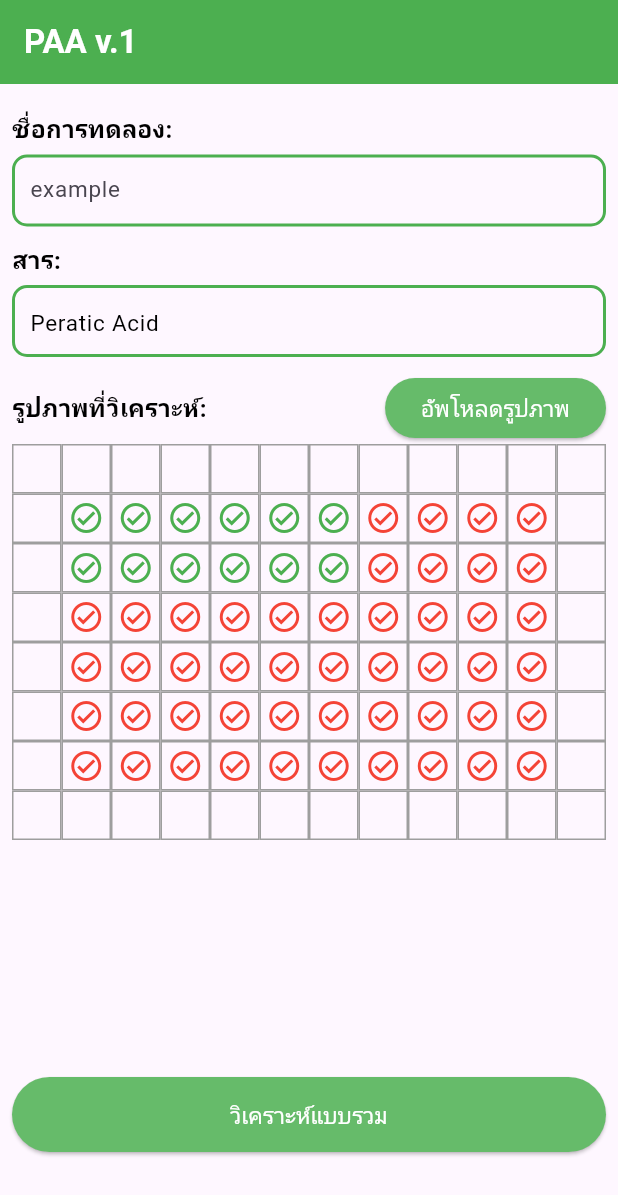
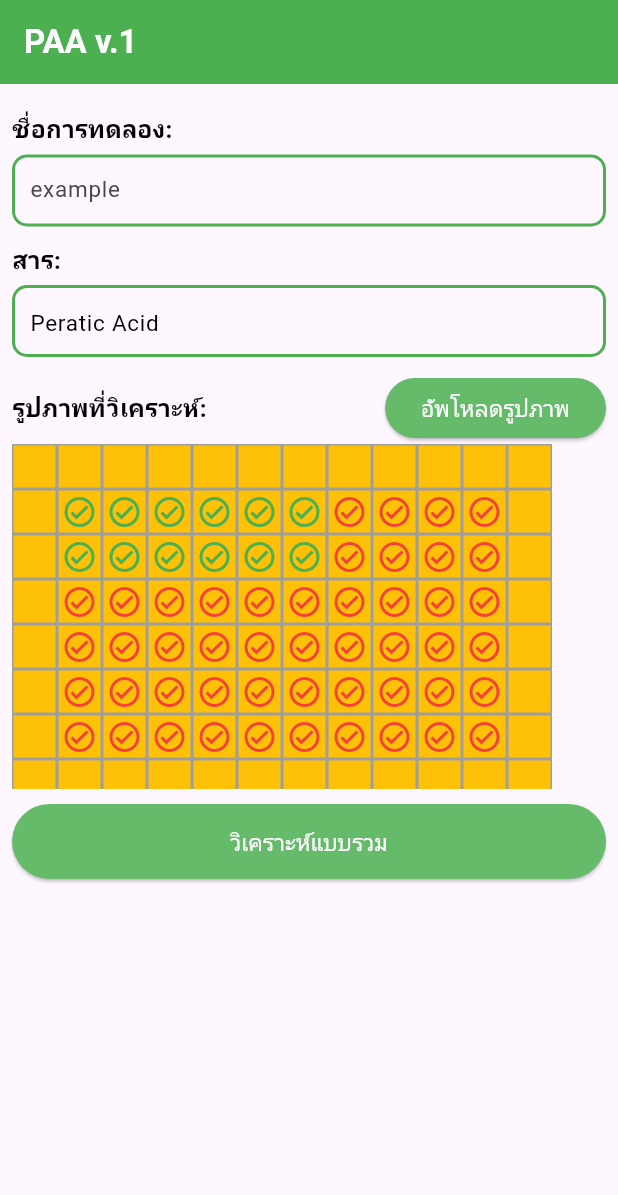
Before and after one commit to Kitiyaparnnn/PAA-Software, a Flutter app: the screen it shows after launch, on a phone screen of 412 x 824 dp. Shown: the top 1195 px of the screen. Run offline on Flutter 3.47's test engine with Material 3 defaults, Android fonts, the phone set to English and light mode, and no system bars; our stand-ins replace bot_toast, csv, flutter_native_splash, google_fonts, image_cropper, image_picker and 4 more; missing offline and left inert: scidart; Roboto replaces fonts that are missing (Sarabun); statements that could not run were skipped.

Commit message:
fix image input size

```diff
--- a/lib/pages/inputPage/input_page.dart
+++ b/lib/pages/inputPage/input_page.dart
@@ -170,7 +170,8 @@ class _InputPageState extends State<InputPage> {
     }
 
     return Container(
-      height: 2.5,
+      height: 30,
+      width: 30,
       decoration: BoxDecoration(
         border: Border.all(color: Colors.grey),
       ),
@@ -306,20 +307,17 @@ class _InputPageState extends State<InputPage> {
                                 ],
                               ),
                               Container(
-                                height: MediaQuery.of(context).size.width,
-                                // constraints: BoxConstraints(
-                                //   maxWidth: MediaQuery.of(context).size.width,
-                                //   maxHeight: 252,
-                                // ),
+                                width: 360,
+                                height: 230,
                                 decoration: const BoxDecoration(
-                                  shape: BoxShape.rectangle,
-                                ),
+                                    shape: BoxShape.rectangle,
+                                    color: Colors.amber),
                                 child: Stack(
                                   children: [
                                     imageFile != null
                                         ? Image.file(imageFile!,
                                             width: double.infinity,
-                                            height: 240,
+                                            height: 235,
                                             semanticLabel: "96-well plates",
                                             fit: BoxFit.cover)
                                         : Center(
@@ -333,12 +331,12 @@ class _InputPageState extends State<InputPage> {
                                           ),
                                     GridView.count(
                                       shrinkWrap: true,
-                                      // physics: NeverScrollableScrollPhysics(),
                                       crossAxisCount: 12,
                                       children: List.generate(
                                           96,
                                           (index) => _checkBox(
-                                              dropdownValue, index + 1)),
+                                              dropdownValue, index + 1),
+                                          growable: false),
                                     ),
                                   ],
                                 ),
```
